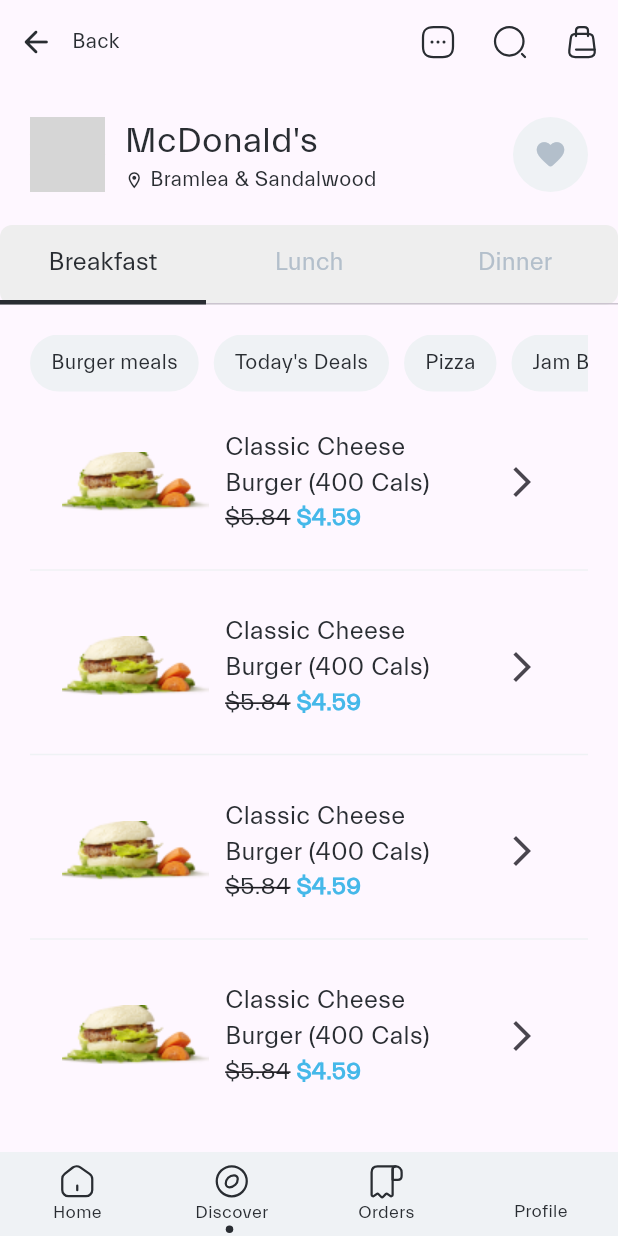
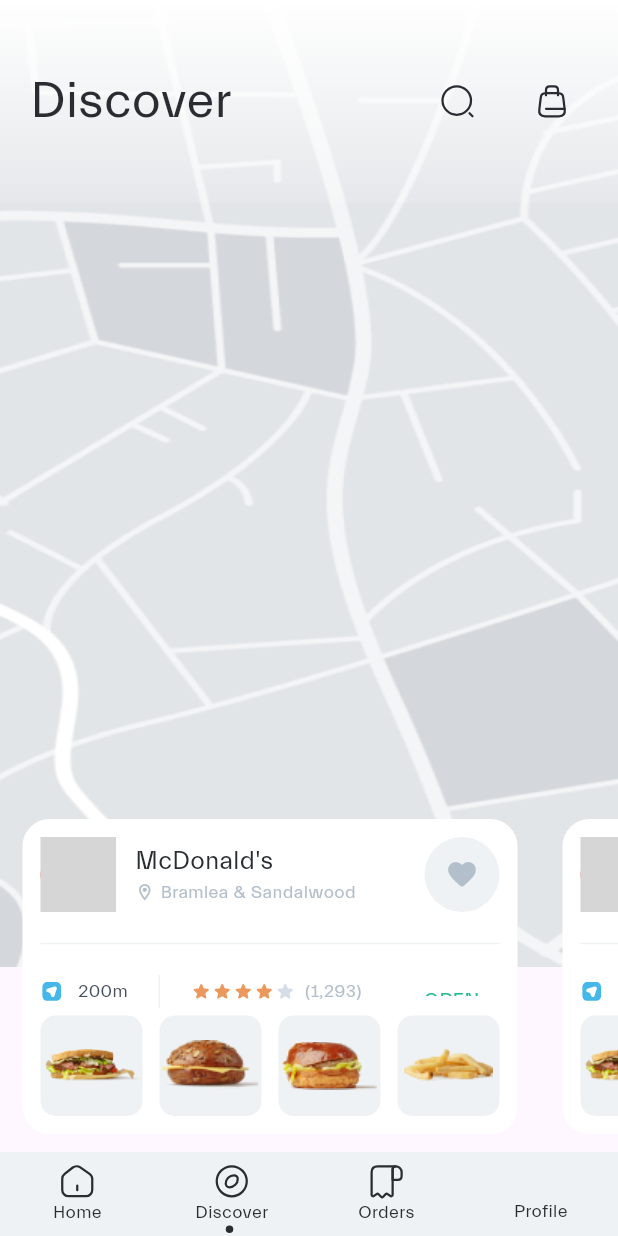
Before and after one commit to Chijama/food-delivery, a Flutter app: the screen it shows after launch, item 2 of the bottom bar chosen, on a phone screen of 412 x 824 dp. Run offline on Flutter 3.47's test engine with Material 3 defaults, Android fonts, the phone set to English and light mode, and no system bars; our stand-ins replace flutter_svg; grey boxes are pictures that could not be loaded.

Commit message:
feat: discover, custom app bar

```diff
--- /dev/null
+++ b/lib/modules/discover/view/discover.dart
@@ -0,0 +1,224 @@
+import 'package:flutter/material.dart';
+import 'package:flutter_svg/flutter_svg.dart';
+import 'package:jammybread/utilities/strings.dart';
+import 'package:jammybread/utilities/theme.dart';
+
+class Discover extends StatelessWidget {
+  const Discover({super.key});
+
+  Widget get appBar => Container(
+    height: 135,
+    decoration: BoxDecoration(
+         gradient: LinearGradient(
+               colors: [Colors.white, Colors.white12],
+              begin: Alignment.topCenter,
+               end: Alignment.bottomCenter,
+          ),
+
+    ),
+        padding: const EdgeInsets.all(20),
+        child: Row(
+          mainAxisAlignment: MainAxisAlignment.spaceBetween,
+          children: [
+            Text(
+              'Discover',
+              style: TextStyles().blackWeight400size34(),
+            ),
+            Row(
+              children: [
+                IconButton(
+                  icon: SvgPicture.asset(Strings.searchBlackIcon),
+                  iconSize: 36,
+                  onPressed: () {},
+                ),
+                const SizedBox(width: 15),
+                IconButton(
+                  icon: SvgPicture.asset(Strings.shoppingBagIcon),
+                  iconSize: 36,
+                  onPressed: () {},
+                ),
+              ],
+            )
+          ],
+        ),
+      );
+  Widget get discoverRestaurant => Column(
+        children: [
+          SizedBox(
+             height: 210,
+              child: ListView.builder(
+                scrollDirection: Axis.horizontal,
+                itemBuilder: (context, index) {
+                  return Container(
+                     height: 210,
+                    width: 330,
+                    margin: const EdgeInsets.symmetric(horizontal: 15),
+                    padding: const EdgeInsets.all(12),
+                    decoration: BoxDecoration(
+                        color: AppColors().light100,
+                        borderRadius:
+                            const BorderRadius.all(Radius.circular(18))),
+                    child: Column(
+                      children: [
+                        Row(
+                          mainAxisAlignment: MainAxisAlignment.spaceBetween,
+                          children: [
+                            Row(children: [
+                              CircleAvatar(
+                                radius: 25,
+                                backgroundColor: Colors.red,
+                                child: SvgPicture.asset(
+                                  Strings.mcDonaldLogo,
+                                  fit: BoxFit.contain,
+                                ),
+                              ),
+                              const SizedBox(
+                                width: 13,
+                              ),
+                              Column(
+                                crossAxisAlignment: CrossAxisAlignment.start,
+                                children: [
+                                  Text(
+                                    "McDonald's",
+                                    style: TextStyles().blackWeight400size17(),
+                                  ),
+                                  Row(
+                                    children: [
+                                      Icon(
+                                        Icons.location_on_outlined,
+                                        color: AppColors().dark60,
+                                        size: 13,
+                                      ),
+                                      const SizedBox(
+                                        width: 4,
+                                      ),
+                                      Text('Bramlea & Sandalwood',
+                                          style: TextStyles()
+                                              .greyWeight500size12())
+                                    ],
+                                  )
+                                ],
+                              )
+                            ]),
+                            CircleAvatar(
+                              radius: 25,
+                              backgroundColor: AppColors().light80,
+                              child: Icon(
+                                Icons.favorite_rounded,
+                                color: AppColors().dark60,
+                                size: 22,
+                              ),
+                            )
+                          ],
+                        ),
+                        Padding(
+                          padding: const EdgeInsets.symmetric(vertical: 13),
+                          child: Divider(
+                            color: AppColors().light80,
+                          ),
+                        ),
+                        SizedBox(
+                          height: 22,
+                          child: Row(
+                            mainAxisAlignment: MainAxisAlignment.spaceBetween,
+                            children: [
+                              Row(
+                                children: [
+                                  SvgPicture.asset(Strings.routeSqureIcon,height: 16,width: 15,),
+                                  const SizedBox(width: 10,),
+                                  Text('200m',style: TextStyles().darkWeight500size12(),),
+                                  Padding(
+                            padding: const EdgeInsets.symmetric(horizontal: 13),
+                            child: VerticalDivider(
+
+                               thickness: 1,
+                              color: AppColors().light80,
+                            ),
+                          ),
+                          Rating()
+                                ],
+                              ),
+                              TextButton(
+                                child: Text(
+                                  'OPEN',
+                                  style: TextStyles().greenWeight500size14(),
+                                ),
+                                onPressed: () {},
+                              )
+                            ],
+                          ),
+                        ),
+                        Expanded(child: SizedBox()),
+                        Row(mainAxisAlignment: MainAxisAlignment.spaceBetween,
+                        crossAxisAlignment: CrossAxisAlignment.end,
+                          children: [
+                          discoverImage(Strings.burgerImage),
+                          discoverImage(Strings.mcdonaldBurger2Image),
+                          discoverImage(Strings.mcdonaldBurger1Image),
+                          discoverImage(Strings.friesImage),
+
+
+
+                        ],)
+                      ],
+                    ),
+                  );
+                },
+              )),
+          const SizedBox(
+            height: 12,
+          )
+        ],
+      );
+
+
+
+  @override
+  Widget build(BuildContext context) {
+    return Scaffold(
+      body: Stack(
+        children: [
+          Image.asset(
+            Strings.discoverMapImage,
+            fit: BoxFit.fill,
+          ),
+          Column(
+            mainAxisAlignment: MainAxisAlignment.spaceBetween,
+            children: [appBar, discoverRestaurant],
+          ),
+        ],
+      ),
+    );
+  }
+}
+
+  Container discoverImage(String image) {
+    return Container(
+                          height: 67,
+                          width: 68,
+                          decoration: BoxDecoration(color: AppColors().light80,
+                            borderRadius: BorderRadius.all(Radius.circular(10))),
+                          child: Image.asset(image));
+  }
+
+class Rating extends StatelessWidget {
+  const Rating({
+    super.key,
+  });
+
+  @override
+  Widget build(BuildContext context) {
+    return Row(
+      children: [
+        Icon(Icons.star_rounded,size: 14,color: AppColors().peach100,),
+        Icon(Icons.star_rounded,size: 14,color: AppColors().peach100,),
+        Icon(Icons.star_rounded,size: 14,color: AppColors().peach100,),
+        Icon(Icons.star_rounded,size: 14,color: AppColors().peach100,),
+        Icon(Icons.star_rounded,size: 14,color: AppColors().light60,),
+
+        SizedBox(width: 6,),
+        Text('(1,293)', style: TextStyles().greyWeight500size12(),)
+      ],
+    );
+  }
+}
--- a/lib/modules/home/view/nav.bar.dart
+++ b/lib/modules/home/view/nav.bar.dart
@@ -1,5 +1,6 @@
 import 'package:flutter/material.dart';
 import 'package:flutter_svg/flutter_svg.dart';
+import 'package:jammybread/modules/discover/view/discover.dart';
 import 'package:jammybread/modules/home/view/home.screen.dart';
 import 'package:jammybread/modules/restaurant/view/restaurant.menu.screen.dart';
 import 'package:jammybread/utilities/strings.dart';
@@ -17,9 +18,10 @@ class _NavBarState extends State<NavBar> {
   int _selectedIndex = 0;
   static final List<Widget> _widgetOptions = <Widget>[
     const HomeScreen(),
-    const RestaurantMenu(),
+    const Discover(),
     const Text('Orders Page', style: TextStyle(fontSize: 35, fontWeight: FontWeight.bold)),
-    const Text('Profile Page', style: TextStyle(fontSize: 35, fontWeight: FontWeight.bold)),
+        const RestaurantMenu(),
+
   ];
 
   void _onItemTapped(int index) {
--- a/lib/modules/restaurant/view/restaurant.menu.screen.dart
+++ b/lib/modules/restaurant/view/restaurant.menu.screen.dart
@@ -3,6 +3,7 @@ import 'package:flutter/material.dart';
 import 'package:flutter_svg/flutter_svg.dart';
 import 'package:jammybread/utilities/strings.dart';
 import 'package:jammybread/utilities/theme.dart';
+import 'package:jammybread/utilities/widgets/app.bar.dart';
 
 class RestaurantMenu extends StatefulWidget {
   static const String routeName = '/restaurant-menu';
@@ -116,13 +117,11 @@ class _RestaurantMenuState extends State<RestaurantMenu>
   @override
   Widget build(BuildContext context) {
     return Scaffold(
-      appBar: AppBar(
-        actions: [
-          IconButton(
-            icon: SvgPicture.asset(Strings.moreSquareIcon),
-            iconSize: 36,
-            onPressed: () {
-              showModalBottomSheet(
+      appBar: CustomAppBar(
+        searchOnPressed: (){},
+        shoppingOnPressed: (){},
+        moreOnPressed: () {
+        showModalBottomSheet(
                 context: context,
                 isScrollControlled: true,
                 shape: const RoundedRectangleBorder(
@@ -134,35 +133,7 @@ class _RestaurantMenuState extends State<RestaurantMenu>
                   return moreWidget();
                 },
               );
-            },
-          ),
-          IconButton(
-            icon: SvgPicture.asset(Strings.searchBlackIcon),
-            iconSize: 36,
-            onPressed: () {},
-          ),
-          IconButton(
-            icon: SvgPicture.asset(Strings.shoppingBagIcon),
-            iconSize: 36,
-            onPressed: () {},
-          ),
-        ],
-        leading: Row(
-          children: [
-            IconButton(
-              icon: const Icon(Icons.arrow_back_rounded),
-              iconSize: 24,
-              color: AppColors().dark100,
-              onPressed: () {},
-            ),
-            // SizedBox(width: 5,),
-            Text(
-              'Back',
-              style: TextStyles().blackWeight500size14(),
-            ),
-          ],
-        ),
-        leadingWidth: 100,
+      },
       ),
       body: SafeArea(
         child: Column(
--- a/lib/utilities/strings.dart
+++ b/lib/utilities/strings.dart
@@ -10,15 +10,12 @@ class Strings {
   static const String moreSquareIcon = 'assets/icons/more-square.svg';
   static const String routeIcon = 'assets/icons/route.svg';
   static const String clockIcon = 'assets/icons/clock.svg';
-
-
-
+  static const String exportIcon = 'assets/icons/export.svg';
+  static const String routeSqureIcon = 'assets/icons/route-square.svg';
 
   static const String kfcLogo = 'assets/icons/kfc_logo.svg';
   static const String harveysLogo = 'assets/icons/harveys_logo.svg';
   static const String mcDonaldLogo = 'assets/icons/mcDonaldLogo.svg';
-
-
 
   static const String groceryImage = 'assets/images/grocery.png';
   static const String burgerImage = 'assets/images/burger.png';
@@ -28,8 +25,13 @@ class Strings {
   static const String offersImage = 'assets/images/offers.png';
   static const String kfcImage = 'assets/images/kfc.png';
   static const String harveysImage = 'assets/images/harveys.png';
-  static const String classicCheeseburgerImage = 'assets/images/classic_chesse_burger.png';
-
+  static const String classicCheeseburgerImage =
+      'assets/images/classic_chesse_burger.png';
+  static const String discoverMapImage = 'assets/images/discover_map2.png';
   static const String mapImage = 'assets/images/map.png';
 
+  static const String friesImage = 'assets/images/fries.png';
+  static const String mcdonaldBurger1Image = 'assets/images/mcdonaldBurger1.png';
+  static const String mcdonaldBurger2Image = 'assets/images/mcdonaldBurger2.png';
+
 }
--- a/lib/utilities/theme.dart
+++ b/lib/utilities/theme.dart
@@ -33,6 +33,10 @@ class AppColors {
   Color light100 = const Color(0xffFFFFFF);
   Color light80 = const Color(0xffEFF2F5);
   Color light60 = const Color(0xffD5DEE7);
+
+  //green
+  Color green100 = const Color(0xff28B996);
+
 }
 
 class TextStyles {
@@ -47,6 +51,14 @@ class TextStyles {
 
   //Black Text
 
+ TextStyle blackWeight400size34() {
+    return TextStyle(
+      fontFamily: 'Everett',
+      color: AppColors().dark100,
+      fontWeight: FontWeight.w400,
+      fontSize: 34,
+    );
+  }
   TextStyle blackWeight400size33() {
     return TextStyle(
       fontFamily: 'Everett',
@@ -154,6 +166,16 @@ class TextStyles {
     );
   }
 
+  //dark grey
+    TextStyle darkWeight500size12() {
+    return TextStyle(
+      fontFamily: 'Everett',
+      color: AppColors().dark90,
+      fontWeight: FontWeight.w500,
+      fontSize: 12,
+    );
+  }
+
   //Blue Text
   TextStyle blueWeight500size18() {
     return TextStyle(
@@ -201,6 +223,14 @@ class TextStyles {
       fontSize: 17,
     );
   }
+    TextStyle greyWeight500size12() {
+    return TextStyle(
+      fontFamily: 'Everett',
+      color: AppColors().dark60,
+      fontWeight: FontWeight.w500,
+      fontSize: 12,
+    );
+  }
 
 // White Text
   TextStyle whiteWeight500size14() {
@@ -214,4 +244,14 @@ class TextStyles {
 //Pink Text
 
 // Blue
+
+// Green Text
+ TextStyle greenWeight500size14() {
+    return TextStyle(
+      fontFamily: 'Everett',
+      color: AppColors().green100,
+      fontWeight: FontWeight.w500,
+      fontSize: 14,
+    );
+  }
 }
--- /dev/null
+++ b/lib/utilities/widgets/app.bar.dart
@@ -0,0 +1,71 @@
+import 'package:flutter/material.dart';
+import 'package:flutter_svg/flutter_svg.dart';
+import 'package:jammybread/utilities/strings.dart';
+import 'package:jammybread/utilities/theme.dart';
+
+class CustomAppBar extends StatefulWidget implements PreferredSizeWidget {
+  const CustomAppBar({Key? key, this.moreOnPressed, this.searchOnPressed, this.shoppingOnPressed, this.exportOnPressed})
+      : preferredSize = const Size.fromHeight(kToolbarHeight),
+        super(key: key);
+  final void Function()? exportOnPressed;
+
+  final void Function()? moreOnPressed;
+  final void Function()? searchOnPressed;
+  final void Function()? shoppingOnPressed;
+
+
+
+  @override
+  final Size preferredSize;
+
+  @override
+  CustomAppBarState createState() => CustomAppBarState();
+}
+
+class CustomAppBarState extends State<CustomAppBar> {
+  @override
+  Widget build(BuildContext context) {
+    return AppBar(
+      actions: [
+        widget.exportOnPressed != null
+            ? IconButton(
+                icon: SvgPicture.asset(Strings.moreSquareIcon),
+                iconSize: 36,
+                onPressed: widget.exportOnPressed)
+            : Container(),
+        widget.moreOnPressed != null
+            ? IconButton(
+                icon: SvgPicture.asset(Strings.moreSquareIcon),
+                iconSize: 36,
+                onPressed: widget.moreOnPressed)
+            : Container(),
+      widget.searchOnPressed != null ?  IconButton(
+          icon: SvgPicture.asset(Strings.searchBlackIcon),
+          iconSize: 36,
+          onPressed: () {},
+        ): Container(),
+       widget.shoppingOnPressed != null ? IconButton(
+          icon: SvgPicture.asset(Strings.shoppingBagIcon),
+          iconSize: 36,
+          onPressed: () {},
+        ) : Container(),
+      ],
+      leading: Row(
+        children: [
+          IconButton(
+            icon: const Icon(Icons.arrow_back_rounded),
+            iconSize: 24,
+            color: AppColors().dark100,
+            onPressed: () {},
+          ),
+          // SizedBox(width: 5,),
+          Text(
+            'Back',
+            style: TextStyles().blackWeight500size14(),
+          ),
+        ],
+      ),
+      leadingWidth: 100,
+    );
+  }
+}
--- a/pubspec.yaml
+++ b/pubspec.yaml
@@ -33,6 +33,8 @@ dependencies:
     sdk: flutter
   flutter_svg: ^2.0.9
   google_fonts: ^6.1.0
+  google_maps_flutter: ^2.5.0
+  google_maps_flutter_web: ^0.5.4+2
 
 dev_dependencies:
   flutter_lints: ^2.0.0
```
Also changed, not shown: assets/icons/export.svg (added), assets/icons/route-square.svg (added), assets/images/discover_map.png (added), assets/images/discover_map2.png (added), assets/images/fries.png (added), assets/images/mcdonaldBurger1.png (added), assets/images/mcdonaldBurger2.png (added), pubspec.lock.
